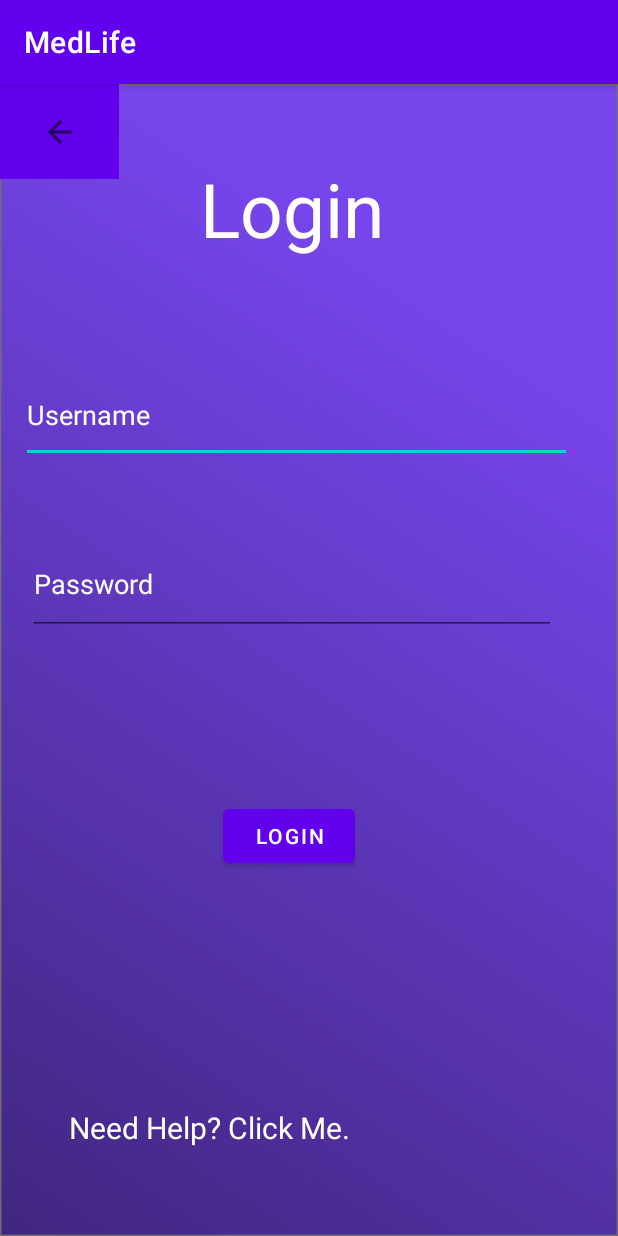
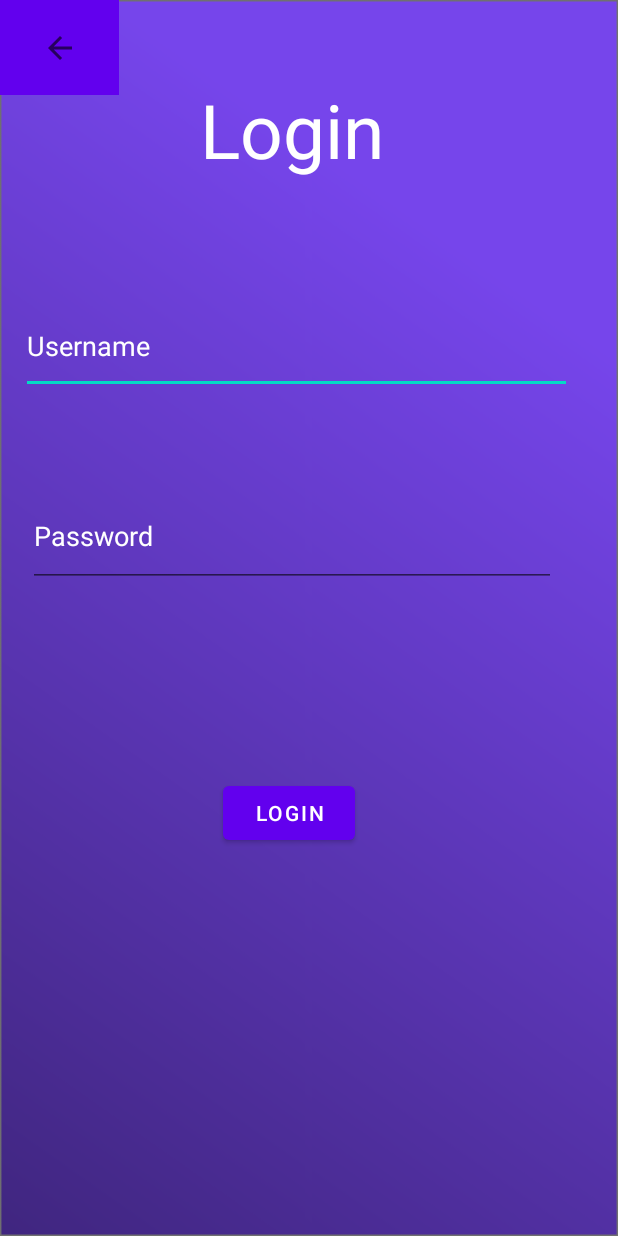
Before and after one commit to AritraBhattacharjee/Project-Application-3rdSem, an Android app: the Login screen opened directly, with no data from a screen before it, on a phone screen of 412 x 824 dp. Run offline under Robolectric (Android 15) with nearby library versions, the phone set to English and light mode, and no system bars; our stand-ins replace Firebase (no records; nobody signed in at launch, a user with empty details on screens opened directly).

Commit message:
Updated the login page view, and added a progress bar

```diff
--- a/app/src/main/java/com/example/medlife/Login.java
+++ b/app/src/main/java/com/example/medlife/Login.java
@@ -10,6 +10,7 @@ import android.view.View;
 import android.widget.Button;
 import android.widget.EditText;
 import android.widget.ImageButton;
+import android.widget.ProgressBar;
 import android.widget.TextView;
 import android.widget.Toast;
 
@@ -66,16 +67,19 @@ public class Login extends AppCompatActivity {
     private EditText email, password;
     private TextView errorM;
     private FirebaseAuth mAuth;
+    private ProgressBar progressBar;
 
     @Override
     protected void onCreate(Bundle savedInstanceState) {
         super.onCreate(savedInstanceState);
         setContentView(R.layout.activity_login);
-
+        getSupportActionBar().hide();// for hiding the action bar
         logind = findViewById(R.id.logindashboard);
         email = findViewById(R.id.editTextTextEmailAddress);
         password = findViewById((R.id.editTextTextPassword));
         errorM = findViewById(R.id.errorMessage);
+        progressBar = findViewById(R.id.progressBar);
+
 
         back = findViewById(R.id.imageButton);
         back.setOnClickListener(new View.OnClickListener() {
@@ -96,9 +100,12 @@ public class Login extends AppCompatActivity {
 
                 if (TextUtils.isEmpty(emailN)) {
                     email.setError("Email is required");
+                    return;
                 } else if (TextUtils.isEmpty(passwords)) {
                     password.setError("Password is required");
+                    return;
                 }
+                progressBar.setVisibility(View.VISIBLE);
 
                 mAuth.signInWithEmailAndPassword(emailN, passwords).addOnCompleteListener(new OnCompleteListener<AuthResult>() {
                     @Override
--- a/app/src/main/res/layout/activity_login.xml
+++ b/app/src/main/res/layout/activity_login.xml
@@ -56,20 +56,6 @@
         app:layout_constraintTop_toTopOf="parent"
         app:layout_constraintVertical_bias="0.428" />
 
-    <TextView
-        android:id="@+id/textView4"
-        android:layout_width="wrap_content"
-        android:layout_height="wrap_content"
-        android:text="Need Help? Click Me."
-        android:textColor="@color/white"
-        android:textSize="20sp"
-        app:layout_constraintBottom_toBottomOf="parent"
-        app:layout_constraintEnd_toEndOf="parent"
-        app:layout_constraintHorizontal_bias="0.204"
-        app:layout_constraintStart_toStartOf="parent"
-        app:layout_constraintTop_toTopOf="parent"
-        app:layout_constraintVertical_bias="0.921" />
-
     <Button
         android:id="@+id/logindashboard"
         android:layout_width="wrap_content"
@@ -81,7 +67,7 @@
         app:layout_constraintHorizontal_bias="0.458"
         app:layout_constraintStart_toStartOf="parent"
         app:layout_constraintTop_toBottomOf="@+id/editTextTextPassword"
-        app:layout_constraintVertical_bias="0.288" />
+        app:layout_constraintVertical_bias="0.307" />
 
     <ImageButton
         android:id="@+id/imageButton"
@@ -105,4 +91,17 @@
         app:layout_constraintTop_toTopOf="parent"
         app:layout_constraintVertical_bias="0.567" />
 
+    <ProgressBar
+        android:id="@+id/progressBar"
+        style="?android:attr/progressBarStyle"
+        android:layout_width="66dp"
+        android:layout_height="58dp"
+        android:visibility="invisible"
+        app:layout_constraintBottom_toBottomOf="parent"
+        app:layout_constraintEnd_toEndOf="parent"
+        app:layout_constraintHorizontal_bias="0.492"
+        app:layout_constraintStart_toStartOf="parent"
+        app:layout_constraintTop_toTopOf="parent"
+        app:layout_constraintVertical_bias="0.851" />
+
 </androidx.constraintlayout.widget.ConstraintLayout>
```
